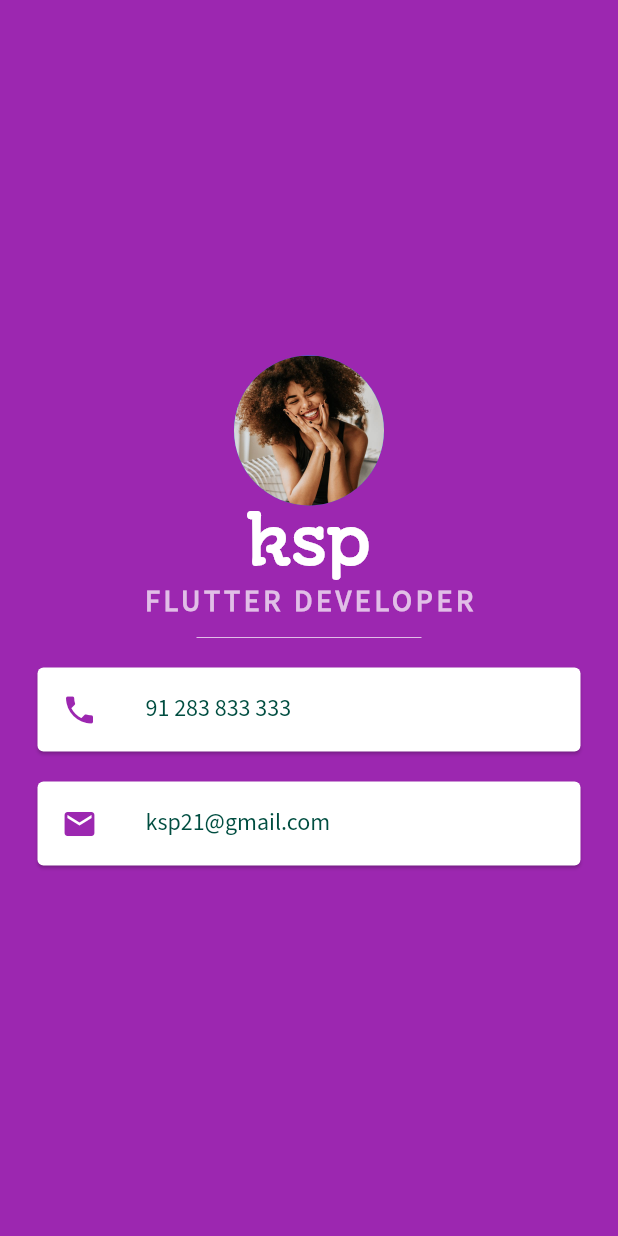
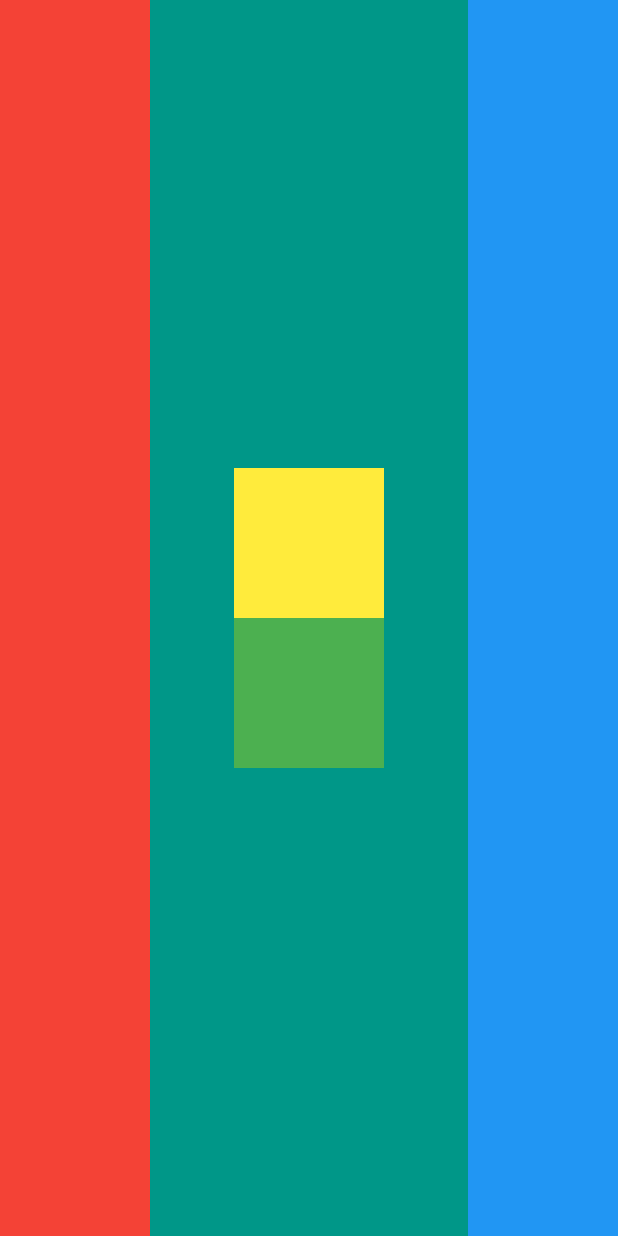
Before and after one commit to KSP11Kavya/mii_card_flutter, a Flutter app: the screen it shows after launch, on a phone screen of 412 x 824 dp. Run offline on Flutter 3.47's test engine with Material 2 defaults, Android fonts, the phone set to English and light mode, and no system bars.

Commit message:
Row and column

```diff
--- a/lib/main.dart
+++ b/lib/main.dart
@@ -1,5 +1,4 @@
 import 'package:flutter/material.dart';
-// import 'dart:ui';
 
 void main() {
   runApp(MyApp());
@@ -9,82 +8,177 @@ class MyApp extends StatelessWidget {
   @override
   Widget build(BuildContext context) {
     return MaterialApp(
+      debugShowCheckedModeBanner: false,
       home: Scaffold(
-        backgroundColor: Colors.purple,
+        backgroundColor: Colors.teal,
+        body: SafeArea(
+          child: Row(
+            crossAxisAlignment: CrossAxisAlignment.stretch,
+            mainAxisAlignment: MainAxisAlignment.spaceBetween,
+            // crossAxisAlignment: CrossAxisAlignment
+            //.stretch,
+            //.values,
+            //.stretch,
+            //.start,
+            //.baseline,
+            //.center,
+            //.end,
+            // mainAxisAlignment: MainAxisAlignment.spaceBetween,
+            //.spaceEvenly,
+            //.spaceAround,
+            //.end,
+            //.center,
+            // verticalDirection: VerticalDirection.up,
+            //.down,
+            //.up,
+            //  mainAxisSize: MainAxisSize.max,
+            //.min,
+            children: <Widget>[
+              Container(
+                // height: 100,
+                width: 100,
+                // margin: EdgeInsets.only(left: 30.0),
+                // padding: EdgeInsets.all(20.0),
+                // fromLTRB
+                //   (30, top, right, bottom)
+                //symmetric(vertical: 20.0, horizontal: 10.0),
+                color: Colors.red,
+                // child: Text('Container 1'),
+              ),
+              // SizedBox(
+              //   width: 30.0,
+              //  // height: 30.0,
+              // ),
 
-        body: Column(
-        mainAxisAlignment: MainAxisAlignment.center,
+              Container(
+                child: Column(
+                  mainAxisAlignment: MainAxisAlignment.center,
+                  children: <Widget>[
+                    Container(
+                      height: 100,
+                      width: 100,
+                      color: Colors.yellow,
+                      // child: Text('Container 3'),
+                    ),
+                     Container(
+                      width: 100.0,
+                       height: 100.0,
+                       color: Colors.green,
+                     ),
+                  ],
+                ),
+              ),
+              Container(
 
-          children: <Widget>[
-        CircleAvatar(
-          radius: 50.0,
-          backgroundImage: AssetImage('assets/images/gks.jpg'),
-        ),
-        Text(
-          'ksp',
-          style: TextStyle(
-            fontFamily: 'AutuurOne',
-            fontSize: 40.0,
-            color: Colors.white,
-            fontWeight: FontWeight.bold,
+                // height: 100.0,
+                width: 100.0,
+                color: Colors.blue,
+                // child: Text('Container 2'),
+              ),
+              // SizedBox(
+              //   width: 30.0,
+              //   // height: 30.0,
+              // ),
+
+              // Container(
+              //   width: double.infinity,
+              //   height: 10.0,
+              // ),
+            ],
           ),
-        ),
-        Text(
-          'FLUTTER DEVELOPER',
-          style: TextStyle(
-            fontFamily: 'SourceSans3',
-            color: Colors.purple.shade100,
-            fontSize: 20.0,
-            letterSpacing: 2.5,
-            fontWeight: FontWeight.bold,
-          ),
-        ),
-            SizedBox(height: 20.0,
-            width: 150.0,
-            child: Divider(color: Colors.purple.shade100,),),
-            Card(
-              // padding: EdgeInsets.all(10.0),//card widget doesnt have padding property
-
-              color: Colors.white,
-              margin: EdgeInsets.symmetric(vertical:10.0,horizontal: 25.0 ),
-
-              child: ListTile(
-                  leading: Icon(
-                    Icons.phone,
-                    color: Colors.purple,
-                  ),
-                  title: Text('91 283 833 333', style: TextStyle(
-                      color: Colors.teal.shade900,
-                      fontFamily: 'SourceSans3'),
-
-
-                  )
-              ),
-            ),
-
-        Card(
-          // padding: EdgeInsets.all(10.0),//card widget doesnt have padding property
-
-          color: Colors.white,
-          margin: EdgeInsets.symmetric(vertical:10.0,horizontal: 25.0 ),
-
-            child: ListTile(
-              leading: Icon(
-                Icons.email,
-                color: Colors.purple,
-              ),
-    title: Text('ksp21@gmail.com', style: TextStyle(
-    color: Colors.teal.shade900,
-    fontFamily: 'SourceSans3'),
-
-
-            )
-            ),
-        ),
-          ],
-
         ),
       ),
     );
   }
 }
+
+// import 'package:flutter/material.dart';
+// // import 'dart:ui';
+//
+// void main() {
+//   runApp(MyApp());
+// }
+//
+// class MyApp extends StatelessWidget {
+//   @override
+//   Widget build(BuildContext context) {
+//     return MaterialApp(
+//       home: Scaffold(
+//         backgroundColor: Colors.purple,
+//
+//         body: Column(
+//         mainAxisAlignment: MainAxisAlignment.center,
+//
+//           children: <Widget>[
+//         CircleAvatar(
+//           radius: 50.0,
+//           backgroundImage: AssetImage('assets/images/gks.jpg'),
+//         ),
+//         Text(
+//           'ksp',
+//           style: TextStyle(
+//             fontFamily: 'AutuurOne',
+//             fontSize: 40.0,
+//             color: Colors.white,
+//             fontWeight: FontWeight.bold,
+//           ),
+//         ),
+//         Text(
+//           'FLUTTER DEVELOPER',
+//           style: TextStyle(
+//             fontFamily: 'SourceSans3',
+//             color: Colors.purple.shade100,
+//             fontSize: 20.0,
+//             letterSpacing: 2.5,
+//             fontWeight: FontWeight.bold,
+//           ),
+//         ),
+//             SizedBox(height: 20.0,
+//             width: 150.0,
+//             child: Divider(color: Colors.purple.shade100,),),
+//             Card(
+//               // padding: EdgeInsets.all(10.0),//card widget doesnt have padding property
+//
+//               color: Colors.white,
+//               margin: EdgeInsets.symmetric(vertical:10.0,horizontal: 25.0 ),
+//
+//               child: ListTile(
+//                   leading: Icon(
+//                     Icons.phone,
+//                     color: Colors.purple,
+//                   ),
+//                   title: Text('91 283 833 333', style: TextStyle(
+//                       color: Colors.teal.shade900,
+//                       fontFamily: 'SourceSans3'),
+//
+//
+//                   )
+//               ),
+//             ),
+//
+//         Card(
+//           // padding: EdgeInsets.all(10.0),//card widget doesnt have padding property
+//
+//           color: Colors.white,
+//           margin: EdgeInsets.symmetric(vertical:10.0,horizontal: 25.0 ),
+//
+//             child: ListTile(
+//               leading: Icon(
+//                 Icons.email,
+//                 color: Colors.purple,
+//               ),
+//     title: Text('ksp21@gmail.com', style: TextStyle(
+//     color: Colors.teal.shade900,
+//     fontFamily: 'SourceSans3'),
+//
+//
+//             )
+//             ),
+//         ),
+//           ],
+//
+//         ),
+//       ),
+//     );
+//   }
+// }
```
